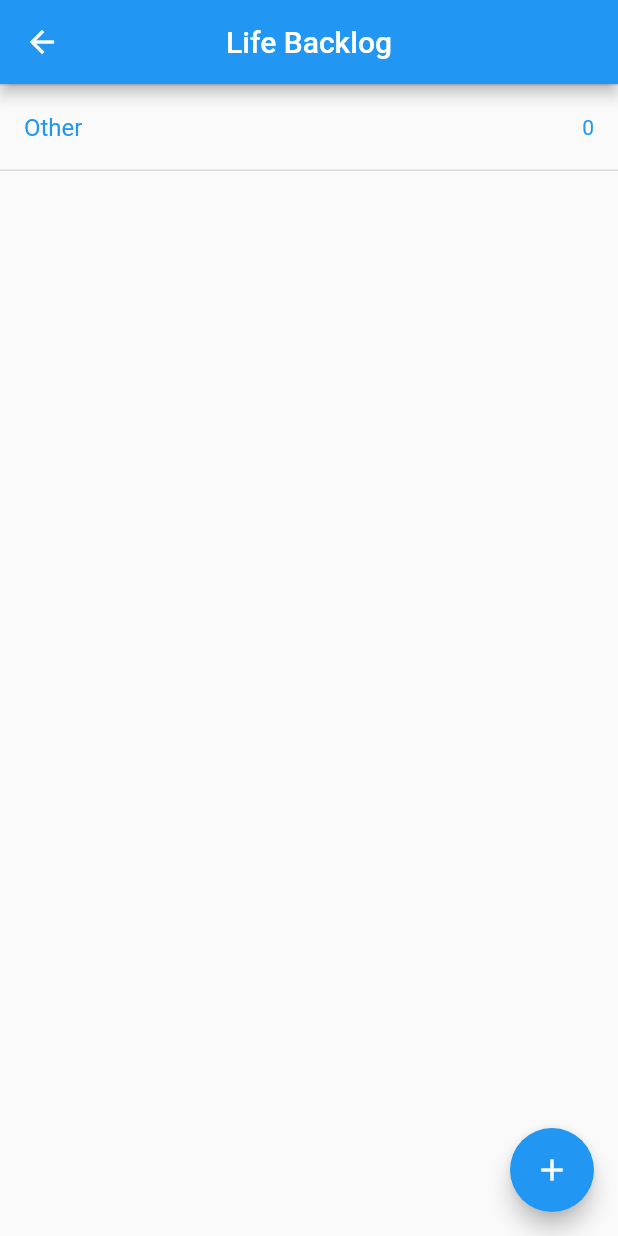
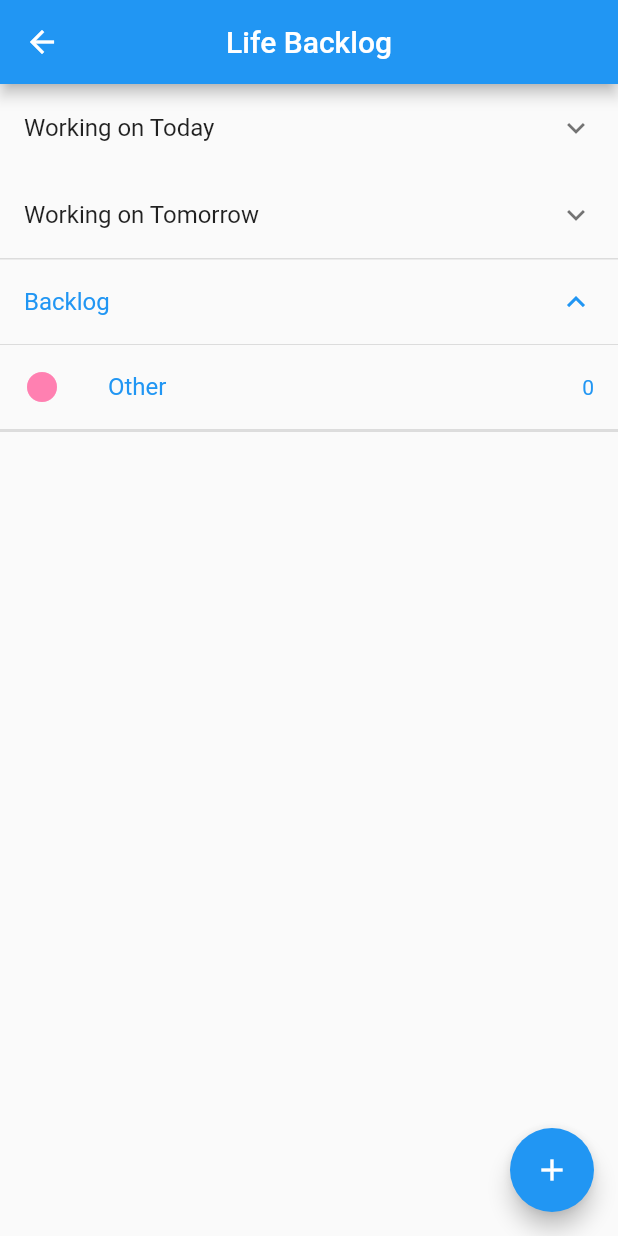
Before and after one commit to CandiceWright/SmartPlanner-Frontend, a Flutter app: the BacklogPage screen opened directly, on a phone screen of 412 x 824 dp. Run offline on Flutter 3.47's test engine with Material 2 defaults, Android fonts, the phone set to English and light mode, and no system bars; our stand-ins replace date_format, flutter_colorpicker, syncfusion_flutter_calendar; missing offline and left inert: dynamic_themes, shared_preferences_web.

Commit message:
Life backlog feature basically complete

```diff
--- a/lib/models/backlog_item.dart
+++ b/lib/models/backlog_item.dart
@@ -2,8 +2,9 @@ import 'package:practice_planner/models/life_category.dart';
 
 class BacklogItem {
   String description = "";
-  DateTime? completeBy = DateTime.now();
+  DateTime? completeBy;
   bool? isComplete = false;
+  DateTime? scheduledDate;
   //this '?' says that the value can be null
   LifeCategory category;
   String location;
--- /dev/null
+++ b/lib/models/backlog_map_ref.dart
@@ -0,0 +1,6 @@
+class BacklogMapRef {
+  String categoryName;
+  int arrayIdx;
+
+  BacklogMapRef({required this.categoryName, required this.arrayIdx});
+}
--- a/lib/models/event.dart
+++ b/lib/models/event.dart
@@ -1,4 +1,5 @@
 import 'package:flutter/material.dart';
+import 'package:practice_planner/models/backlog_map_ref.dart';
 import 'package:practice_planner/models/life_category.dart';
 
 class Event {
@@ -12,6 +13,8 @@ class Event {
   bool isAllDay;
   int id;
   String type;
+  BacklogMapRef?
+      backlogMapRef; //if a backlog item is scheduled on the calendar, this reference will link the backlog item to its calendar event
   Event(
       {required this.id,
       required this.eventName,
@@ -22,5 +25,6 @@ class Event {
       this.notes = "",
       required this.category,
       required this.type,
-      this.location = ""});
+      this.location = "",
+      this.backlogMapRef});
 }
--- a/lib/views/Backlog/backlog_page.dart
+++ b/lib/views/Backlog/backlog_page.dart
@@ -45,13 +45,22 @@ class _BacklogPageState extends State<BacklogPage> {
   }
 
   List<Widget> buildBacklogListView() {
-    print("building backlog view");
+    //print("building backlog view");
+    List<Widget> todayItems = [];
+    List<Widget> tomorrowItems = [];
+
+    //build unscheduled backlog
     List<Widget> backloglistview = [];
     PlannerService.sharedInstance.user.backlogMap.forEach((key, value) {
-      List<Widget> expansionTileChildren = [];
+      List<Widget> unscheduledExpansionTileChildren = [];
       for (int i = 0; i < value.length; i++) {
+        //if (value[i].scheduledDate == null) {
         Widget child = CheckboxListTile(
-          title: Text(value[i].description),
+          title: Text(
+            value[i].description,
+            // style: const TextStyle(
+            //     color: Colors.black, fontWeight: FontWeight.bold),
+          ),
           subtitle: Text(DateFormat.yMMMd().format(value[i].completeBy!)),
           value:
               PlannerService.sharedInstance.user.backlogMap[key]![i].isComplete,
@@ -72,19 +81,59 @@ class _BacklogPageState extends State<BacklogPage> {
           ),
           controlAffinity: ListTileControlAffinity.leading,
         );
-        expansionTileChildren.add(child);
+        if (value[i].scheduledDate == null) {
+          unscheduledExpansionTileChildren.add(child);
+        }
+        //}
+        else {
+          if (value[i].scheduledDate == DateTime.now()) {
+            todayItems.add(child);
+          } else {
+            tomorrowItems.add(child);
+          }
+        }
       }
       Widget expansionTile = ExpansionTile(
         title: Text(key),
         initiallyExpanded: true,
-        children: expansionTileChildren,
-        trailing: Text(value.length.toString(),
+        children: unscheduledExpansionTileChildren,
+        leading: Icon(
+          Icons.circle,
+          color: PlannerService.sharedInstance.user.LifeCategoriesColorMap[key],
+        ),
+        trailing: Text(unscheduledExpansionTileChildren.length.toString(),
             style: TextStyle(color: Theme.of(context).colorScheme.primary)),
       );
-      backloglistview.add(expansionTile);
+      backloglistview.add(expansionTile); //1 per category
     });
+    //return backloglistview;
 
-    return backloglistview;
+    Widget todayExpansionTile = ExpansionTile(
+      title: const Text("Working on Today"),
+      //initiallyExpanded: true,
+      children: todayItems,
+    );
+
+    Widget tomorrowExpansionTile = ExpansionTile(
+      title: const Text("Working on Tomorrow"),
+      //initiallyExpanded: true,
+      children: tomorrowItems,
+    );
+
+    Widget unscheduledExpansionTile = ExpansionTile(
+      title: const Text("Backlog"),
+      initiallyExpanded: true,
+      children: backloglistview,
+      // trailing: Text(value.length.toString(),style: TextStyle(color: Theme.of(context).colorScheme.primary)),
+    );
+
+    List<Widget> expansionTiles = [
+      todayExpansionTile,
+      tomorrowExpansionTile,
+      unscheduledExpansionTile
+    ];
+
+    return expansionTiles;
   }
 
   @override
--- a/lib/views/Profile/profile_page.dart
+++ b/lib/views/Profile/profile_page.dart
@@ -44,7 +44,9 @@ class _ProfilePageState extends State<ProfilePage> {
   void createCategory() {
     var category = LifeCategory(nameTxtController.text, pickerColor);
     PlannerService.sharedInstance.user.lifeCategories.add(category);
-    PlannerService.sharedInstance.user.backlogMap[nameTxtController.text] = [];
+    PlannerService.sharedInstance.user.backlogMap[category.name] = [];
+    PlannerService.sharedInstance.user.LifeCategoriesColorMap[category.name] =
+        pickerColor;
     setState(() {
       nameTxtController.text = "";
       hasSelectedColor = false;
```
Also changed, not shown: lib/models/user.dart (+20 -13 lines), lib/views/Calendar/monthly_calendar_page.dart (+1 -43 lines), lib/views/Calendar/new_event_page.dart (+23 -3 lines), lib/views/Calendar/schedule_backlog_items_page.dart (+5 -2 lines), lib/views/Calendar/set_backlog_item_time_page.dart (+16 -4 lines), 10 other files.
